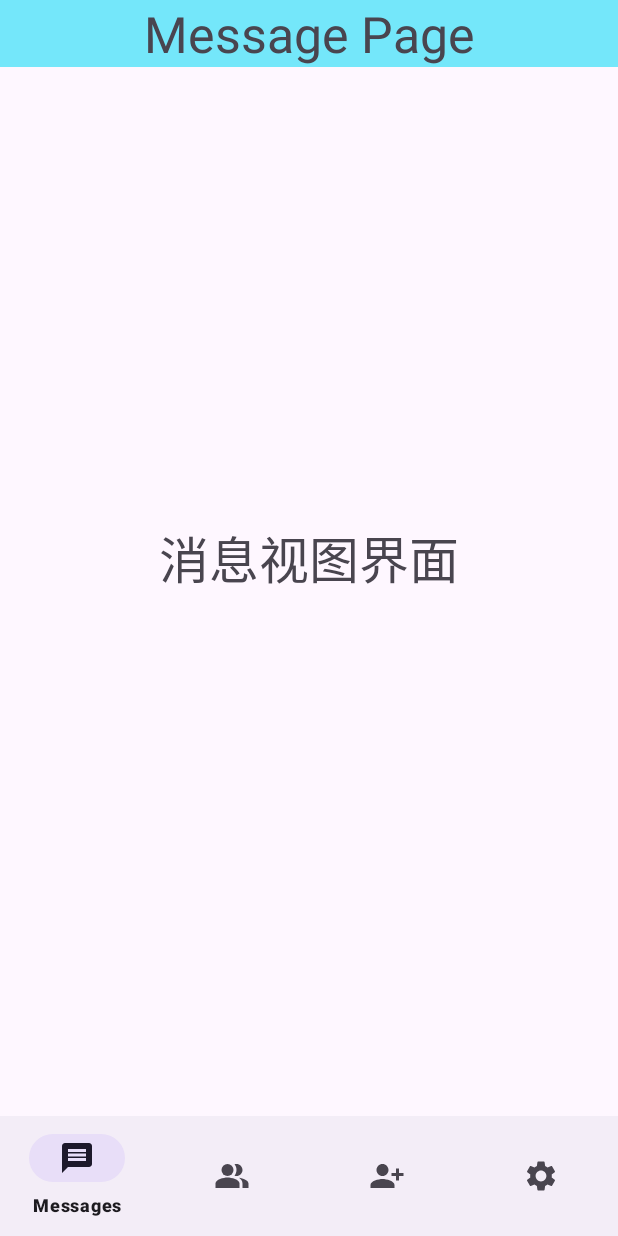
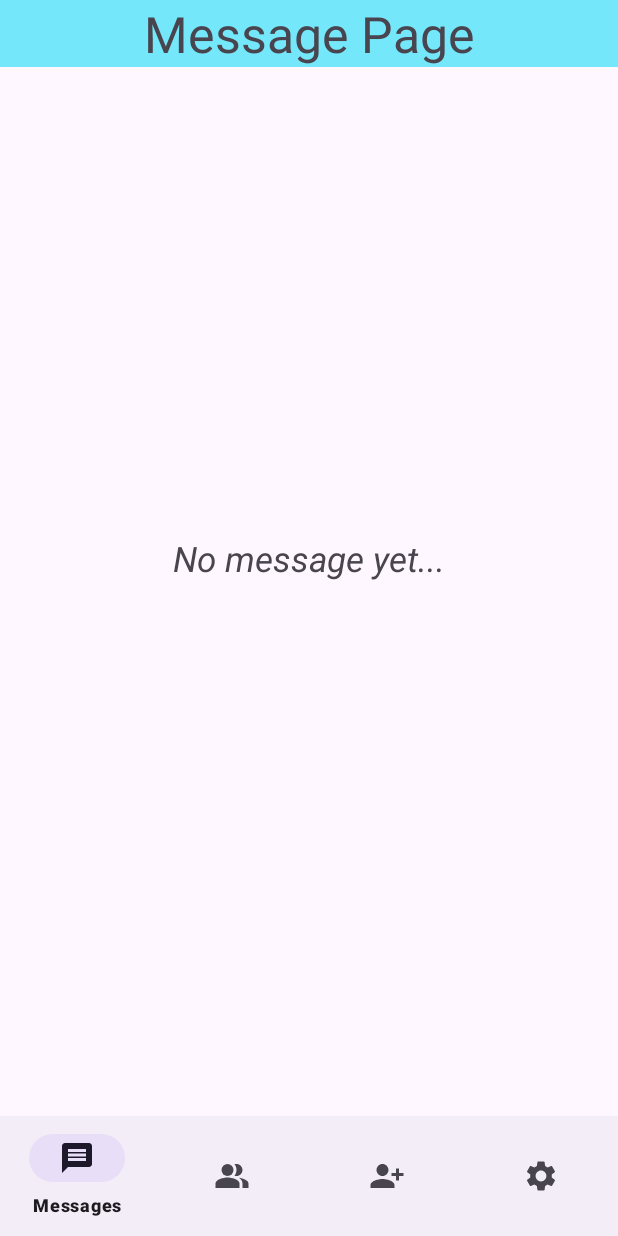
Before and after one commit to BroZhai/MBCFrontend, an Android app: the MainActivity screen opened directly, with no data from a screen before it, on a phone screen of 412 x 824 dp. Run offline under Robolectric (Android 15) with nearby library versions, the phone set to English and light mode, and no system bars; libraries missing offline, so code that uses them is left out: org.java_websocket.client, org.java_websocket.handshake; 2 statements that could not run were skipped.

Commit message:
基本流程75%， 差'消息界面' 和 '收发消息'

```diff
--- a/app/src/main/java/com/example/friendlist/AddContactFragment.java
+++ b/app/src/main/java/com/example/friendlist/AddContactFragment.java
@@ -127,7 +127,7 @@ public class AddContactFragment extends Fragment {
         try {
             sleep(700); // 等待WebSocket连接建立
             websocket.getFriendRequestList(currentUid);
-            sleep(1000);
+            sleep(1200);
         } catch (InterruptedException | JSONException e) {
             throw new RuntimeException(e);
             }
@@ -320,7 +320,7 @@ public class AddContactFragment extends Fragment {
                     String fid = requestList.getRequestList().get(i).getFUid();
                     try {
                         websocket.isFriendRequestAccept(currentUid, fid,"accepted");
-                        sleep(100);
+                        sleep(500);
                     } catch (JSONException | InterruptedException e) {
                         throw new RuntimeException(e);
                     }
@@ -341,7 +341,7 @@ public class AddContactFragment extends Fragment {
                     String fid = requestList.getRequestList().get(i).getFUid();
                     try {
                         websocket.isFriendRequestAccept(currentUid, fid,"blocked");
-                        sleep(100);
+                        sleep(500);
                     } catch (JSONException | InterruptedException e) {
                         throw new RuntimeException(e);
                     }
--- a/app/src/main/java/com/example/friendlist/MainActivity.java
+++ b/app/src/main/java/com/example/friendlist/MainActivity.java
@@ -81,16 +81,19 @@ public class MainActivity extends AppCompatActivity {
             Log.d("Intent", "主页已取得登录用户名:" + receivedUsername +", 登录密码:" + loginPassword + ", 首次从服务器请求回的uid:" + receivedUid);
             Toast.makeText(MainActivity.this, "Welcome back, " + receivedUsername, Toast.LENGTH_SHORT).show();
         }else{
-            // 立即读取SharedPreferences存的登录数据 (直接读取已有数据，不再从Intent中获取 和 向服务器请求)
-            Log.d("AutoLoginStatus", "检测到SharedPreferences中已有用户数据，将自动读取...");
+
+            // 立即读取SharedPreferences存的登录数据，并和服务器返回的数据进行对比 (主要就是看'显示的'username是否和服务器一致)
+            Log.d("AutoLoginStatus", "检测到SharedPreferences中已有用户数据，正在读取...");
             String username = sp.getString("username", "null");
             String email = sp.getString("email", "null");
             String password = sp.getString("password", "null");
             String uid = sp.getString("uid", "null");
             boolean loginStatus = sp.getBoolean("loginStatus", false); // 好像有点多此一举，但是先留着
+
             Log.d("MainPageSP", "尝试从SharedPreferences中获取的 用户名:" + username + "用户邮箱:"+ email+", 密码:" + password + ",  用户Uid:"+ uid+", 登录状态为:" + loginStatus);
             currentUser = new User(email, password, uid);
             Toast.makeText(MainActivity.this, "Welcome back, " + username, Toast.LENGTH_SHORT).show();
+
         }
 
 
--- a/app/src/main/res/layout/fragment_message.xml
+++ b/app/src/main/res/layout/fragment_message.xml
@@ -1,25 +1,59 @@
 <?xml version="1.0" encoding="utf-8"?>
-<FrameLayout xmlns:android="http://schemas.android.com/apk/res/android"
+<androidx.constraintlayout.widget.ConstraintLayout xmlns:android="http://schemas.android.com/apk/res/android"
     xmlns:tools="http://schemas.android.com/tools"
     android:layout_width="match_parent"
     android:layout_height="match_parent"
+    xmlns:app="http://schemas.android.com/apk/res-auto"
     tools:context=".MessageFragment">
 
-    <!-- TODO: Update blank fragment layout -->
         <TextView
+            android:id="@+id/messageTitle"
             android:background="#74E7FA"
             android:layout_width="match_parent"
             android:layout_height="wrap_content"
             android:text="Message Page"
             android:textSize="33dp"
-        android:layout_gravity="top|center_horizontal"
-        android:gravity="center_horizontal"/>
+            android:gravity="center_horizontal"
+            app:layout_constraintTop_toTopOf="parent"
+            app:layout_constraintStart_toStartOf="parent"
+            app:layout_constraintEnd_toEndOf="parent"
+            />
+
+        <FrameLayout
+            android:layout_width="match_parent"
+            android:layout_height="wrap_content"
+            app:layout_constraintTop_toBottomOf="@id/messageTitle"
+            app:layout_constraintStart_toStartOf="parent"
+            app:layout_constraintEnd_toEndOf="parent">
+            <ListView
+                android:id="@+id/messageListView"
+                android:layout_width="match_parent"
+                android:layout_height="wrap_content"
+                android:background="#fff"
+                app:layout_constraintBottom_toBottomOf="parent"
+                />
+        </FrameLayout>
+
 
         <TextView
             android:layout_width="wrap_content"
             android:layout_height="wrap_content"
-        android:text="消息视图界面"
-        android:textSize="33dp"
-        android:layout_gravity="center"/>
+            android:text="No message yet..."
+            android:textStyle="italic"
+            android:textSize="23sp"
+            android:layout_gravity="center"
+            android:visibility="visible"
+            app:layout_constraintTop_toTopOf="parent"
+            app:layout_constraintStart_toStartOf="parent"
+            app:layout_constraintEnd_toEndOf="parent"
+            app:layout_constraintBottom_toBottomOf="parent"/>
 
-</FrameLayout>
+
+
+
+
+
+
+    <!-- TODO: Update blank fragment layout -->
+
+</androidx.constraintlayout.widget.ConstraintLayout>
```
Also changed, not shown: app/src/main/java/com/example/friendlist/ContactFragment.java (+20 -3 lines). Lines whose indentation alone changed are shown as unchanged.
